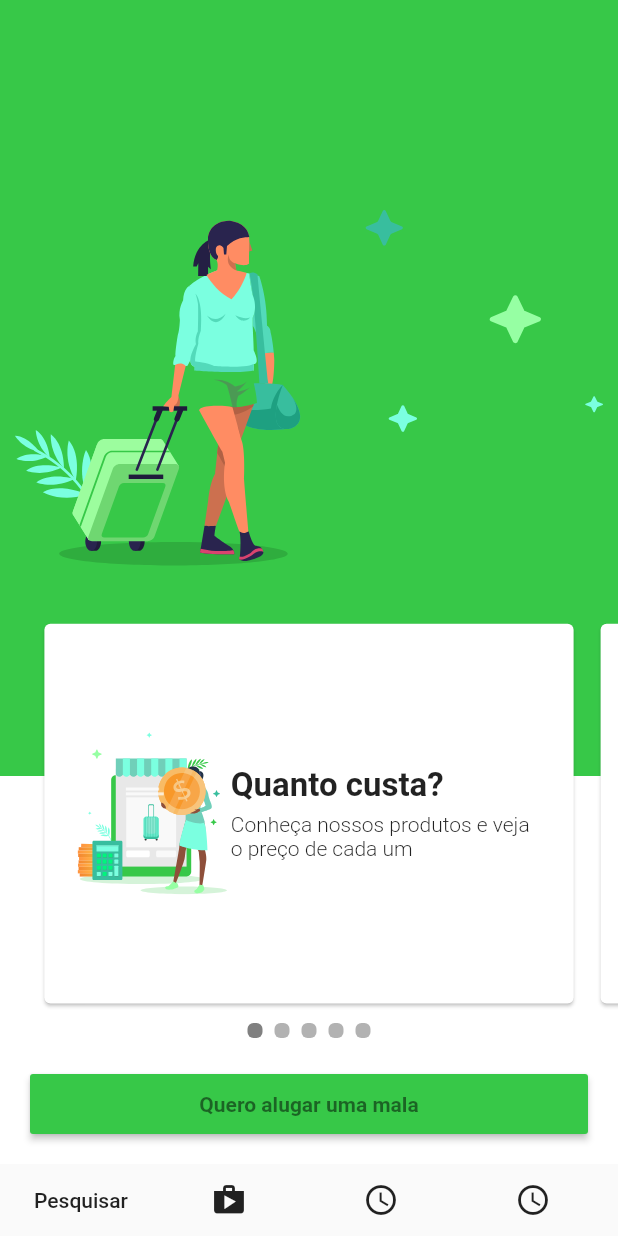
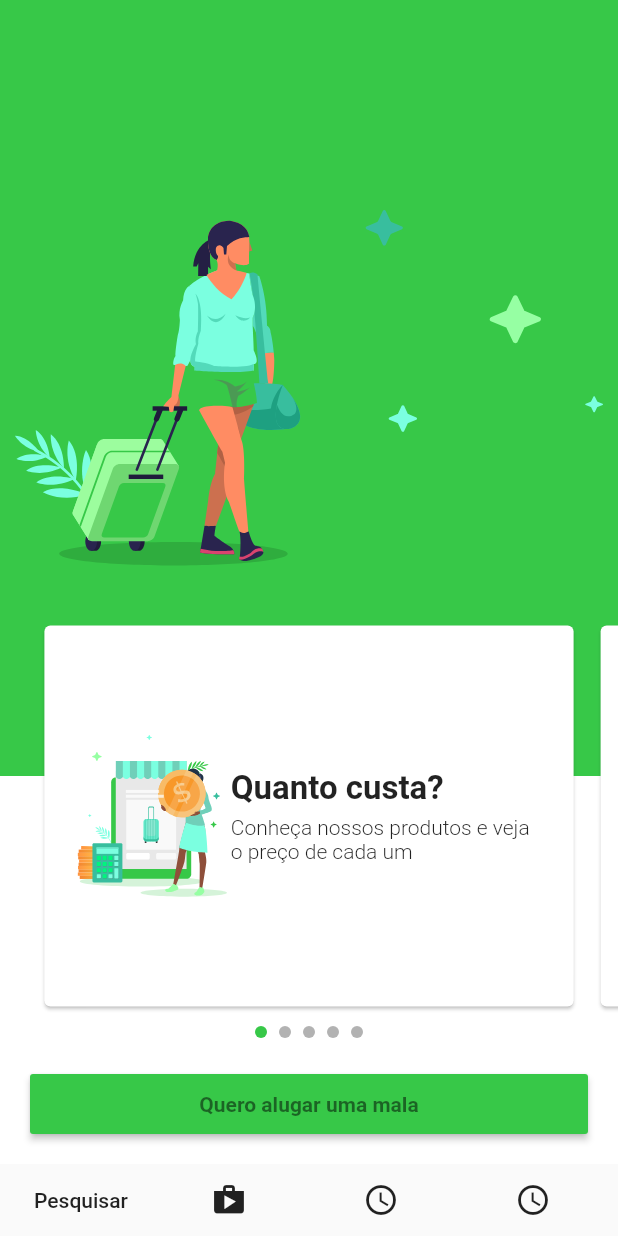
Before and after one commit to brunodarshan-zz/getmalas, a Flutter app: the HomeScreen screen opened directly, on a phone screen of 412 x 824 dp. Run offline on Flutter 3.47's test engine with Material 2 defaults, Android fonts, the phone set to English and light mode, and no system bars; our stand-ins replace flutter_svg.

Commit message:
include custom size and color active

```diff
--- a/lib/components/shareds/indicator.dart
+++ b/lib/components/shareds/indicator.dart
@@ -2,19 +2,22 @@ import 'package:flutter/material.dart';
 
 class Indicator extends StatelessWidget {
   final isActive;
+  final size;
+  final colorActive;
 
-  const Indicator({Key key, this.isActive}) : super(key: key);
+  const Indicator({Key key, this.isActive, this.size = 8.0, this.colorActive = null}) : super(key: key);
 
   @override
   Widget build(BuildContext context) {
     final opacity = (isActive) ? 0.5 : 0.3;
+    final color = (isActive && colorActive != null) ? colorActive : Color.fromRGBO(0, 0, 0, opacity);
     return Container(
         margin: EdgeInsets.all(4.0),
-        width: 10.0,
-        height: 10.0,
+        width: size,
+        height: size,
         decoration: BoxDecoration(
           borderRadius: BorderRadius.all(Radius.circular(4.0)),
-          color: Color.fromRGBO(0, 0, 0, opacity),
+          color: color,
         ),
         );
   }
```
